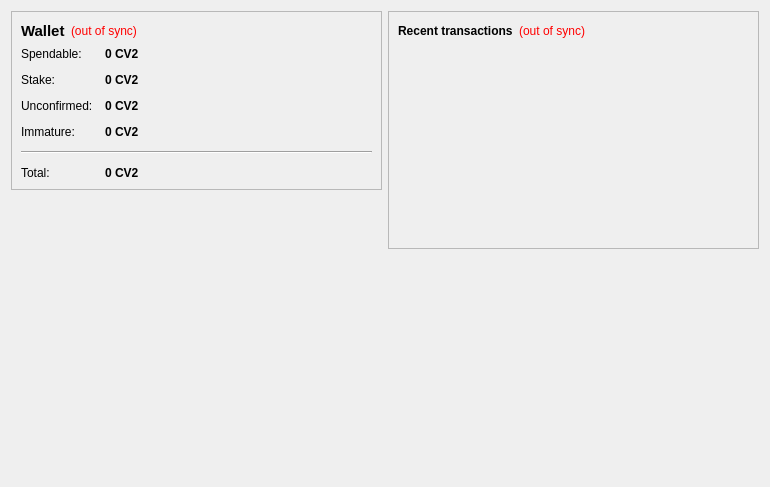
This is src/qt/forms/overviewpage.ui in Crestington/Test7 as Qt 5 draws it before an edit. The edited form follows.
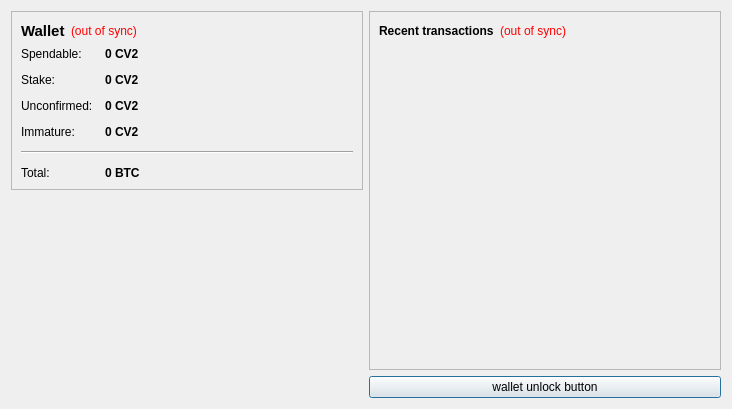
This is the edited form. Icons and pictures are not drawn.

The edit to the form file:
```diff
--- a/src/qt/forms/overviewpage.ui
+++ b/src/qt/forms/overviewpage.ui
@@ -6,14 +6,14 @@
    <rect>
     <x>0</x>
     <y>0</y>
-    <width>770</width>
-    <height>487</height>
+    <width>732</width>
+    <height>409</height>
    </rect>
   </property>
   <property name="windowTitle">
    <string>Form</string>
   </property>
-  <layout class="QHBoxLayout" name="horizontalLayout" stretch="1,1">
+  <layout class="QHBoxLayout" name="horizontalLayout" stretch="0,0">
    <item>
     <layout class="QVBoxLayout" name="verticalLayout_2">
      <item>
@@ -225,7 +225,7 @@
              <string>Your current total balance</string>
             </property>
             <property name="text">
-             <string notr="true">0 CV2</string>
+             <string notr="true">0 BTC</string>
             </property>
             <property name="textInteractionFlags">
              <set>Qt::LinksAccessibleByMouse|Qt::TextSelectableByKeyboard|Qt::TextSelectableByMouse</set>
@@ -238,7 +238,7 @@
       </widget>
      </item>
      <item>
-      <spacer name="verticalSpacer">
+      <spacer name="verticalSpacer_4">
        <property name="orientation">
         <enum>Qt::Vertical</enum>
        </property>
@@ -252,23 +252,30 @@
      </item>
      <item>
       <widget class="QLabel" name="label_2">
-       <property name="autoFillBackground">
-        <bool>true</bool>
-       </property>
        <property name="text">
         <string/>
        </property>
        <property name="pixmap">
         <pixmap resource="../bitcoin.qrc">:/icons/drmbg</pixmap>
        </property>
-       <property name="scaledContents">
-        <bool>false</bool>
-       </property>
-       <property name="margin">
-        <number>0</number>
+       <property name="alignment">
+        <set>Qt::AlignCenter</set>
        </property>
       </widget>
      </item>
+     <item>
+      <spacer name="verticalSpacer">
+       <property name="orientation">
+        <enum>Qt::Vertical</enum>
+       </property>
+       <property name="sizeHint" stdset="0">
+        <size>
+         <width>20</width>
+         <height>40</height>
+        </size>
+       </property>
+      </spacer>
+     </item>
     </layout>
    </item>
    <item>
@@ -345,17 +352,38 @@
       </widget>
      </item>
      <item>
-      <spacer name="verticalSpacer_2">
-       <property name="orientation">
-        <enum>Qt::Vertical</enum>
+      <widget class="QPushButton" name="unlockWalletButton">
+       <property name="sizePolicy">
+        <sizepolicy hsizetype="Minimum" vsizetype="Fixed">
+         <horstretch>0</horstretch>
+         <verstretch>0</verstretch>
+        </sizepolicy>
        </property>
-       <property name="sizeHint" stdset="0">
+       <property name="maximumSize">
         <size>
-         <width>20</width>
-         <height>40</height>
+         <width>16777214</width>
+         <height>16777214</height>
         </size>
        </property>
-      </spacer>
+       <property name="toolTip">
+        <string/>
+       </property>
+       <property name="text">
+        <string>wallet unlock button</string>
+       </property>
+       <property name="checkable">
+        <bool>false</bool>
+       </property>
+       <property name="autoDefault">
+        <bool>false</bool>
+       </property>
+       <property name="default">
+        <bool>true</bool>
+       </property>
+       <property name="flat">
+        <bool>false</bool>
+       </property>
+      </widget>
      </item>
     </layout>
    </item>
```
Left out of the diff: 6 changed lines with no effect on the pictures.
